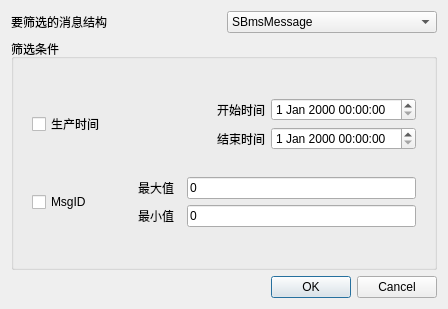
Qt form MsgTest/UI/UI_Search.ui (XiaoJiaoYaZi/welink) before a commit.
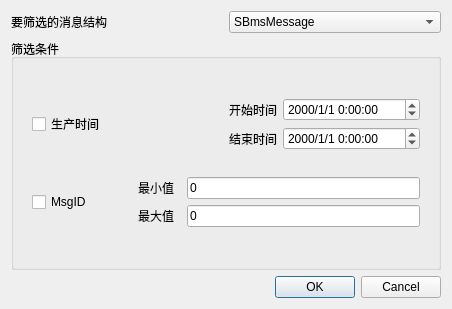
The same form after that commit.

Patch:
```diff
--- a/MsgTest/UI/UI_Search.ui
+++ b/MsgTest/UI/UI_Search.ui
@@ -9,7 +9,7 @@
    <rect>
     <x>0</x>
     <y>0</y>
-    <width>448</width>
+    <width>452</width>
     <height>309</height>
    </rect>
   </property>
@@ -79,7 +79,11 @@
                  </widget>
                 </item>
                 <item>
-                 <widget class="QDateTimeEdit" name="dateTimeEdit_start"/>
+                 <widget class="QDateTimeEdit" name="dateTimeEdit_start">
+                  <property name="displayFormat">
+                   <string>yyyy/M/d H:mm:ss</string>
+                  </property>
+                 </widget>
                 </item>
                </layout>
               </item>
@@ -93,7 +97,11 @@
                  </widget>
                 </item>
                 <item>
-                 <widget class="QDateTimeEdit" name="dateTimeEdit_end"/>
+                 <widget class="QDateTimeEdit" name="dateTimeEdit_end">
+                  <property name="displayFormat">
+                   <string>yyyy/M/d H:mm:ss</string>
+                  </property>
+                 </widget>
                 </item>
                </layout>
               </item>
@@ -112,6 +120,24 @@
             </item>
             <item>
              <layout class="QVBoxLayout" name="verticalLayout_2">
+              <item>
+               <layout class="QHBoxLayout" name="horizontalLayout_6">
+                <item>
+                 <widget class="QLabel" name="label_6">
+                  <property name="text">
+                   <string>最小值  </string>
+                  </property>
+                 </widget>
+                </item>
+                <item>
+                 <widget class="QLineEdit" name="lineEdit_min">
+                  <property name="text">
+                   <string>0</string>
+                  </property>
+                 </widget>
+                </item>
+               </layout>
+              </item>
               <item>
                <layout class="QHBoxLayout" name="horizontalLayout_5">
                 <item>
@@ -136,24 +162,6 @@
                 </item>
                </layout>
               </item>
-              <item>
-               <layout class="QHBoxLayout" name="horizontalLayout_6">
-                <item>
-                 <widget class="QLabel" name="label_6">
-                  <property name="text">
-                   <string>最小值  </string>
-                  </property>
-                 </widget>
-                </item>
-                <item>
-                 <widget class="QLineEdit" name="lineEdit_min">
-                  <property name="text">
-                   <string>0</string>
-                  </property>
-                 </widget>
-                </item>
-               </layout>
-              </item>
              </layout>
             </item>
            </layout>
```
Left out of the diff: 116 changed lines with no effect on the pictures.
